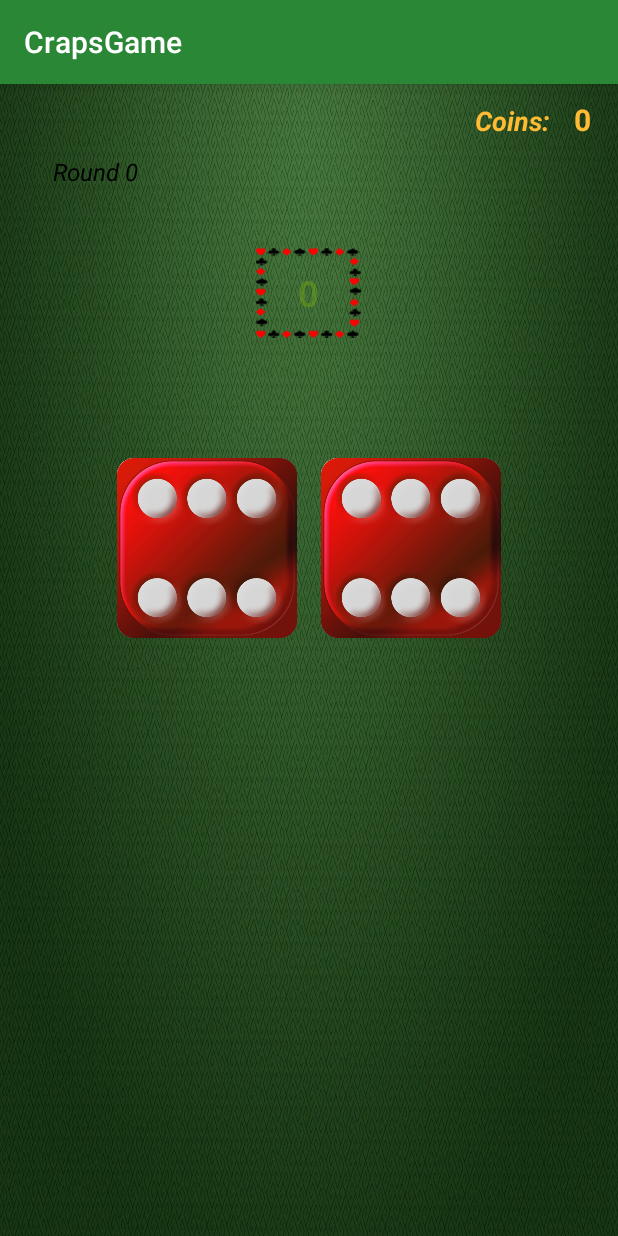
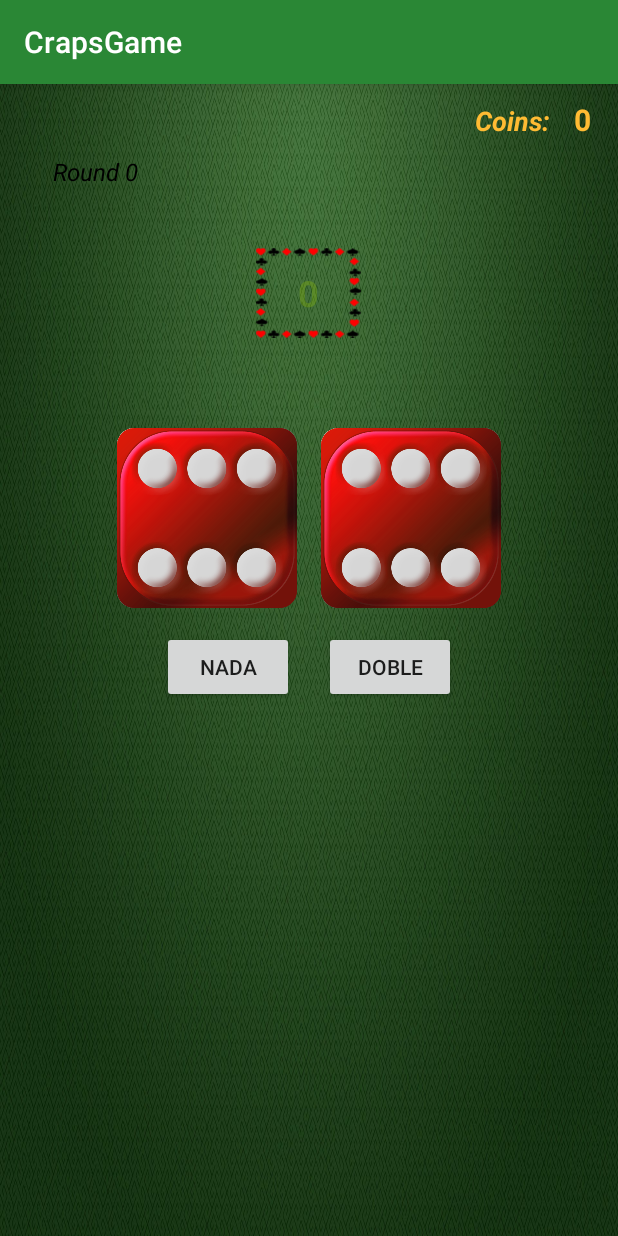
Before and after one commit to Cegoco11/Craps, an Android app: the screen it shows after launch (crapsPlay), on a phone screen of 412 x 824 dp. Run offline under Robolectric (Android 15) with nearby library versions, the phone set to English and light mode, and no system bars; our stand-ins replace AdMob.

Commit message:
DobleONada
-Añadidos botones de doble o nada

```diff
--- a/app/src/main/res/layout/craps_play.xml
+++ b/app/src/main/res/layout/craps_play.xml
@@ -97,27 +97,50 @@
         android:layout_width="wrap_content"
         android:layout_height="wrap_content"
         android:layout_gravity="center"
-        android:layout_marginEnd="5dp"
-        android:layout_marginStart="5dp"
-        android:layout_marginTop="80dp"
+        android:layout_marginTop="60dp"
+        android:clickable="true"
         android:orientation="horizontal">
 
         <ImageView
             android:id="@+id/dado1"
-            android:contentDescription="@string/descDado1"
             android:layout_width="120dp"
             android:layout_height="120dp"
             android:layout_marginEnd="8dp"
+            android:contentDescription="@string/descDado1"
             app:srcCompat="@drawable/gris6" />
 
         <ImageView
             android:id="@+id/dado2"
-            android:contentDescription="@string/descDado2"
             android:layout_width="120dp"
             android:layout_height="120dp"
             android:layout_marginStart="8dp"
+            android:contentDescription="@string/descDado2"
             app:srcCompat="@drawable/gris6" />
 
+    </LinearLayout>
+
+    <LinearLayout
+        android:id="@+id/botones"
+        android:layout_width="wrap_content"
+        android:layout_height="wrap_content"
+        android:layout_gravity="center"
+        android:layout_marginTop="15dp"
+        android:clickable="true"
+        android:orientation="horizontal">
+
+        <Button
+            android:id="@+id/botonNada"
+            android:layout_width="wrap_content"
+            android:layout_height="wrap_content"
+            android:layout_marginEnd="10dp"
+            android:text="Nada" />
+
+        <Button
+            android:id="@+id/botonDoble"
+            android:layout_width="wrap_content"
+            android:layout_height="wrap_content"
+            android:layout_marginStart="10dp"
+            android:text="Doble" />
     </LinearLayout>
 
 </LinearLayout>
```
